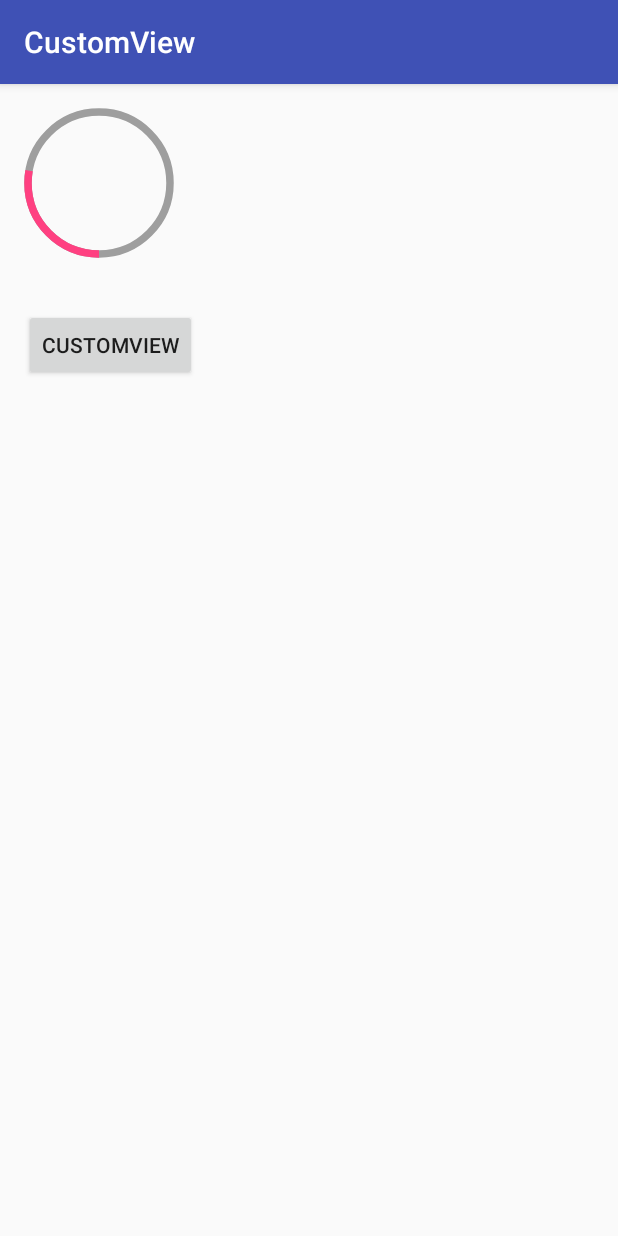
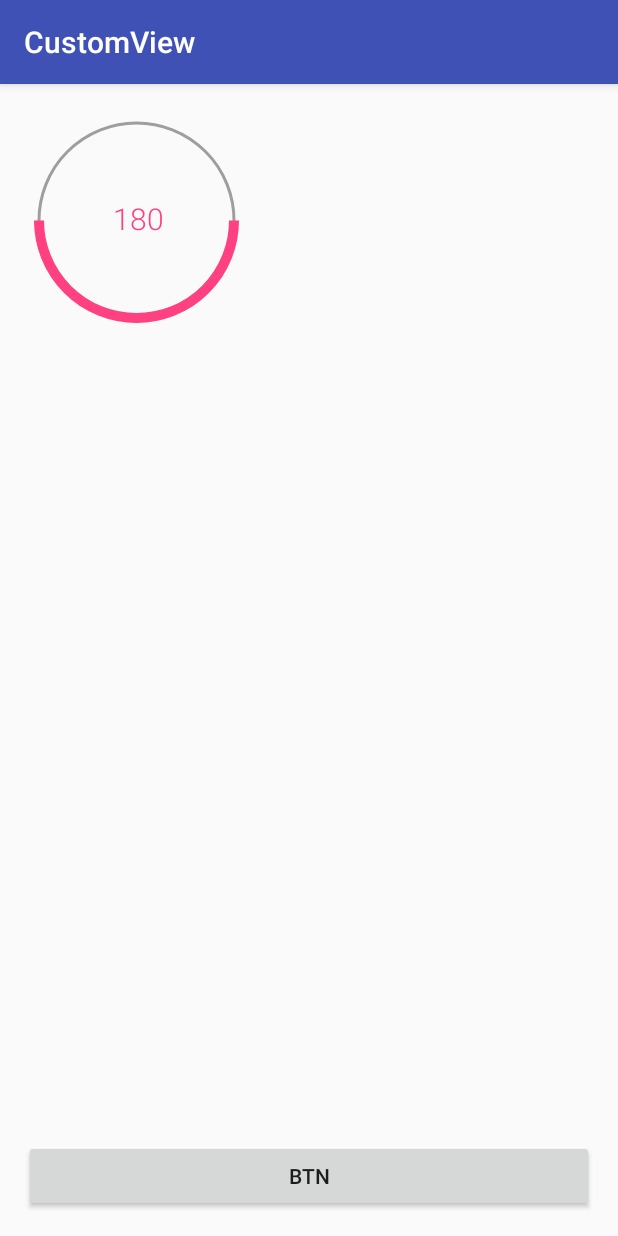
Before and after one commit to KolinLoures/CustomView, an Android app: the screen it shows after launch (MainActivity), on a phone screen of 412 x 824 dp. Run offline under Robolectric (Android 15) with nearby library versions, the phone set to English and light mode, and no system bars.

Commit message:
add textView at the center

```diff
--- a/app/src/main/java/com/example/kolin/customview/CircleProgressView.java
+++ b/app/src/main/java/com/example/kolin/customview/CircleProgressView.java
@@ -5,12 +5,13 @@ import android.content.Context;
 import android.content.res.TypedArray;
 import android.graphics.Canvas;
 import android.graphics.Paint;
+import android.graphics.Rect;
 import android.graphics.RectF;
+import android.graphics.Typeface;
 import android.support.v4.content.ContextCompat;
 import android.util.AttributeSet;
 import android.view.View;
 import android.view.animation.DecelerateInterpolator;
-import android.webkit.ValueCallback;
 
 /**
  * Created by kolin on 04.01.2017.
@@ -18,19 +19,27 @@ import android.webkit.ValueCallback;
 
 public class CircleProgressView extends View {
 
-    private static final int ANGEL_OFFSET = -270;
+    private static final int START_OFFSET = 0;
 
-    private float lineWidth;
+    //dimensions
+    private float progressWidth = 12;
+    private float arcWidth = 10;
+    private float textSize = 18;
 
-    private int colorProgress;
-    private int colorDefault;
+    //progresses
+    private int goalProgress = 360;
+    private int currentProgress = 180;
 
-    private float targetAmount;
-    private float currentAmount;
+    //colors
+    private int progressColor;
+    private int arcColor;
 
-    private RectF rectF = new RectF();
+    private Paint paintProgress;
+    private Paint paintArc;
+    private Paint paintText;
 
-    private Paint paint;
+    private RectF arcRectF = new RectF();
+    private Rect textRect = new Rect();
 
     private ValueAnimator currentAmountAnimator;
 
@@ -44,98 +53,180 @@ public class CircleProgressView extends View {
         init(context, attrs);
     }
 
+
     private void init(Context context, AttributeSet attrs) {
 
+        float density = getDensity();
+
+        progressColor = ContextCompat.getColor(context, R.color.colorAccent);
+        arcColor = ContextCompat.getColor(context, R.color.colorGrey);
+        progressWidth = (int) (progressWidth * density);
+        arcWidth = (int) (arcWidth * density);
+        textSize = (int) (textSize * density);
+
+
         if (attrs != null) {
-            final TypedArray typedArray =
+            final TypedArray a =
                     context.obtainStyledAttributes(attrs, R.styleable.CircleProgressView, 0, 0);
 
-            lineWidth = typedArray.getDimension(R.styleable.CircleProgressView_lineWidth, 2.5f);
+            progressWidth = (int) a.getDimension(R.styleable.CircleProgressView_progressWidth, progressWidth);
+            arcWidth = (int) a.getDimension(R.styleable.CircleProgressView_arcWidth, arcWidth);
+            textSize = a.getDimension(R.styleable.CircleProgressView_textSize, textSize);
 
-            targetAmount = typedArray.getFloat(R.styleable.CircleProgressView_targetAmount, 100);
-            currentAmount = typedArray.getFloat(R.styleable.CircleProgressView_currentAmount, 25);
+            progressColor = a.getColor(R.styleable.CircleProgressView_progressColor, progressColor);
+            arcColor = a.getColor(R.styleable.CircleProgressView_arcColor, arcColor);
 
-            colorProgress = typedArray.getColor(R.styleable.CircleProgressView_colorProgress,
-                    ContextCompat.getColor(context, R.color.colorAccent));
-            colorDefault = typedArray.getColor(R.styleable.CircleProgressView_colorDefault,
-                    ContextCompat.getColor(context, R.color.colorGrey));
+            goalProgress = (int) a.getFloat(R.styleable.CircleProgressView_goalProgress, goalProgress);
+            currentProgress = (int) a.getFloat(R.styleable.CircleProgressView_currentProgress, currentProgress);
 
-
-            typedArray.recycle();
-        } else {
-            colorProgress = ContextCompat.getColor(context, R.color.colorAccent);
-            colorDefault = ContextCompat.getColor(context, R.color.colorGrey);
-
-            lineWidth = 2.5f;
-            targetAmount = 100;
-            currentAmount = 25;
+            a.recycle();
         }
 
-        setLineWidth(lineWidth);
-        setColorProgress(colorProgress);
-        setColorDefault(colorDefault);
-        setTargetAmount(targetAmount);
-        setCurrentAmount(currentAmount);
+        paintArc = new Paint(Paint.ANTI_ALIAS_FLAG);
+        paintArc.setColor(arcColor);
+        paintArc.setStyle(Paint.Style.STROKE);
+        paintArc.setStrokeWidth(arcWidth);
 
-        paint = new Paint();
-        paint.setAntiAlias(true);
-        paint.setStyle(Paint.Style.STROKE);
-        paint.setStrokeWidth(lineWidth);
+        paintProgress = new Paint(Paint.ANTI_ALIAS_FLAG);
+        paintProgress.setColor(progressColor);
+        paintProgress.setStyle(Paint.Style.STROKE);
+        paintProgress.setStrokeWidth(progressWidth);
+
+        paintText = new Paint(Paint.ANTI_ALIAS_FLAG);
+        paintText.setColor(progressColor);
+        paintText.setStyle(Paint.Style.FILL);
+        paintText.setTextSize(textSize);
+        paintText.setTypeface(Typeface.create("sans-serif-light", Typeface.NORMAL));
     }
 
     @Override
     protected void onMeasure(int widthMeasureSpec, int heightMeasureSpec) {
+        super.onMeasure(widthMeasureSpec, heightMeasureSpec);
 
         final int width = getDefaultSize(getSuggestedMinimumWidth(), widthMeasureSpec);
         final int height = getDefaultSize(getSuggestedMinimumHeight(), heightMeasureSpec);
+
+        if ((width / getDensity()) < 100 || (height / getDensity()) < 100){
+            throw new IllegalArgumentException("Width or Height must be more than 100dp");
+        }
+
+
         final int min = Math.min(width, height);
 
-        int arcDiameter = min - getPaddingStart();
-        float top = height / 2 - (arcDiameter / 2);
-        float left = width / 2 - (arcDiameter / 2);
+        int arcDiameter = min - getPaddingStart() - getPaddingEnd();
+        float top = min / 2 - (arcDiameter / 2);
+        float left = min / 2 - (arcDiameter / 2);
 
-        rectF.set(left, top, left + arcDiameter, top + arcDiameter);
+        arcRectF.set(left, top, left + arcDiameter, top + arcDiameter);
 
         setMeasuredDimension(width, height);
     }
 
+
     @Override
     protected void onDraw(Canvas canvas) {
+        String text = String.valueOf(currentProgress);
+        paintText.getTextBounds(text,
+                0,
+                text.length(),
+                textRect);
 
-        paint.setColor(colorDefault);
-        canvas.drawArc(rectF, ANGEL_OFFSET, 360, false, paint);
+        int xPos = canvas.getWidth() / 2 - textRect.width() / 2;
+        int yPos = (int) (arcRectF.centerY() - (paintText.descent() + paintText.ascent()) / 2);
 
-        float progress = (360 * currentAmount) / targetAmount;
+        int progress = (360 * currentProgress) / goalProgress;
 
-        paint.setColor(colorProgress);
-        canvas.drawArc(rectF, ANGEL_OFFSET, progress, false, paint);
+        canvas.drawText(String.valueOf(currentProgress), xPos, yPos, paintText);
+        canvas.drawArc(arcRectF, START_OFFSET, 360, false, paintArc);
+        canvas.drawArc(arcRectF, START_OFFSET, progress, false, paintProgress);
     }
 
-    public void setLineWidth(float lineWidth) {
-        this.lineWidth = lineWidth;
+    public float getProgressWidth() {
+        return progressWidth;
+    }
+
+    private float getDensity(){
+        return getResources().getDisplayMetrics().density;
+    }
+
+    public void setProgressWidth(float progressWidth) {
+        if (progressWidth > 0) {
+            this.progressWidth = progressWidth;
+            paintProgress.setStrokeWidth(progressWidth);
+            invalidate();
+        } else {
+            throw new IllegalArgumentException("Progress width must be more than 0");
+        }
+    }
+
+    public float getArcWidth() {
+        return arcWidth;
+    }
+
+    public void setArcWidth(float arcWidth) {
+        if (arcWidth > 0) {
+            this.arcWidth = arcWidth;
+            paintArc.setStrokeWidth(arcWidth);
+            invalidate();
+        } else {
+            throw new IllegalArgumentException("Arc width must be more than 0");
+        }
+    }
+
+    public float getTextSize() {
+        return textSize;
+    }
+
+    public int getGoalProgress() {
+        return goalProgress;
+    }
+
+    public void setGoalProgress(int goalProgress) {
+        if (goalProgress > 1) {
+            this.goalProgress = goalProgress;
+            invalidate();
+        } else {
+            throw new IllegalArgumentException("Goal must be more than 1");
+        }
+    }
+
+    public int getCurrentProgress() {
+        return currentProgress;
+    }
+
+    public int getProgressColor() {
+        return progressColor;
+    }
+
+    public void setProgressColor(int progressColor) {
+        this.progressColor = progressColor;
+        paintProgress.setColor(progressColor);
         invalidate();
     }
 
-    public void setColorProgress(int colorProgress) {
-        this.colorProgress = colorProgress;
+    public int getArcColor() {
+        return arcColor;
+    }
+
+    public void setArcColor(int arcColor) {
+        this.arcColor = arcColor;
+        paintArc.setColor(arcColor);
         invalidate();
     }
 
-    public void setColorDefault(int colorDefault) {
-        this.colorDefault = colorDefault;
-        invalidate();
+    public void setCurrentProgress(int currentProgress) {
+        if (currentProgress > 0 && currentProgress <= this.goalProgress) {
+            setAnimator(currentProgress, true);
+        } else {
+            if (currentProgress < 0)
+                throw new IllegalStateException("current progress must be more than 0 and");
+            if (currentProgress > 0 && currentProgress > this.goalProgress)
+                throw new IllegalStateException("current progress must be smaller then goal");
+        }
     }
 
-    public void setTargetAmount(float targetAmount) {
-        this.targetAmount = targetAmount;
-        invalidate();
-    }
+    private void setAnimator(final int currentProgress, boolean animate) {
 
-    public void setCurrentAmount(float currentAmount) {
-        setAnimator(currentAmount, true);
-    }
-
-    private void setAnimator(final float currentAmount, boolean animate) {
         if (animate) {
             currentAmountAnimator = ValueAnimator.ofFloat(0, 1);
             currentAmountAnimator.setDuration(1000);
@@ -148,7 +239,7 @@ public class CircleProgressView extends View {
                 @Override
                 public void onAnimationUpdate(ValueAnimator animation) {
                     float inter = (float) animation.getAnimatedValue();
-                    setAnimator(inter * currentAmount, false);
+                    setAnimator((int) (inter * currentProgress), false);
                 }
             });
 
@@ -156,10 +247,8 @@ public class CircleProgressView extends View {
                 currentAmountAnimator.start();
             }
         } else {
-            this.currentAmount = currentAmount;
+            this.currentProgress = currentProgress;
             postInvalidate();
         }
     }
-
-
 }
--- a/app/src/main/java/com/example/kolin/customview/MainActivity.java
+++ b/app/src/main/java/com/example/kolin/customview/MainActivity.java
@@ -3,24 +3,29 @@ package com.example.kolin.customview;
 import android.support.v7.app.AppCompatActivity;
 import android.os.Bundle;
 import android.support.v7.view.menu.ActionMenuItemView;
+import android.util.Log;
 import android.view.View;
 import android.widget.Button;
 
 public class MainActivity extends AppCompatActivity {
+
+    int i = 10;
 
     @Override
     protected void onCreate(Bundle savedInstanceState) {
         super.onCreate(savedInstanceState);
         setContentView(R.layout.activity_main);
 
-        Button button = (Button) findViewById(R.id.button);
+        Button btn = (Button) findViewById(R.id.btn);
         final CircleProgressView circleProgressView = (CircleProgressView) findViewById(R.id.circleProgressView);
 
-        button.setOnClickListener(new View.OnClickListener() {
+        btn.setOnClickListener(new View.OnClickListener() {
             @Override
             public void onClick(View v) {
-                circleProgressView.setCurrentAmount(50);
+                circleProgressView.setCurrentProgress(180 + i);
+                i+=10;
             }
         });
+
     }
 }
--- a/app/src/main/res/layout/activity_main.xml
+++ b/app/src/main/res/layout/activity_main.xml
@@ -1,7 +1,7 @@
 <?xml version="1.0" encoding="utf-8"?>
-<RelativeLayout xmlns:android="http://schemas.android.com/apk/res/android"
+<FrameLayout xmlns:android="http://schemas.android.com/apk/res/android"
+    xmlns:app="http://schemas.android.com/apk/res-auto"
     xmlns:tools="http://schemas.android.com/tools"
-    xmlns:app="http://schemas.android.com/apk/res-auto"
     android:id="@+id/activity_main"
     android:layout_width="match_parent"
     android:layout_height="match_parent"
@@ -11,26 +11,27 @@
     android:paddingTop="@dimen/activity_vertical_margin"
     tools:context="com.example.kolin.customview.MainActivity">
 
-    <com.example.kolin.customview.CircleProgressView
-        android:layout_width="100dp"
-        android:layout_height="100dp"
-        android:paddingStart="5dp"
-        android:paddingEnd="5dp"
-        app:colorDefault="@color/colorGrey"
-        app:colorProgress="@color/colorAccent"
-        app:targetAmount="180"
-        app:currentAmount="50"
-        app:lineWidth="5dp"
-        android:id="@+id/circleProgressView"
-        android:layout_alignParentTop="true"
-        android:layout_alignParentStart="true" />
 
     <Button
-        android:layout_width="wrap_content"
+        android:layout_width="match_parent"
         android:layout_height="wrap_content"
-        android:layout_below="@+id/circleProgressView"
-        android:layout_marginTop="34dp"
-        android:text="@string/app_name"
-        android:id="@+id/button" />
+        android:layout_gravity="bottom"
+        android:id="@+id/btn"
+        android:text="btn"/>
 
-</RelativeLayout>
+    <com.example.kolin.customview.CircleProgressView
+        android:layout_width="150dp"
+        android:layout_height="150dp"
+        android:paddingStart="10dp"
+        android:paddingEnd="10dp"
+        app:progressWidth="7dp"
+        app:arcWidth="2dp"
+        app:textSize="20sp"
+        app:progressColor="@color/colorAccent"
+        app:arcColor="@color/colorGrey"
+        app:goalProgress="360"
+        app:currentProgress="180"
+        android:id="@+id/circleProgressView" />
+
+
+</FrameLayout>
```
Also changed, not shown: app/src/main/res/values/attrs.xml (+7 -5 lines).
